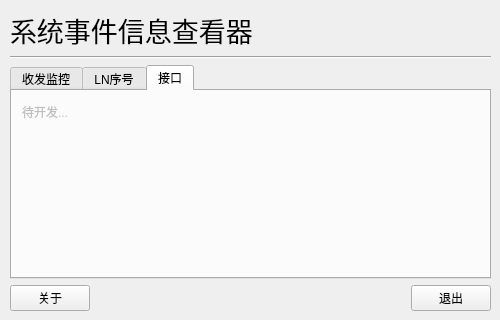
First picture: the form in System_Event_Watcher/UI_main.ui, repository ITX-Snowhare/Python_DFLZM_System_Event_Watcher, before the edit.
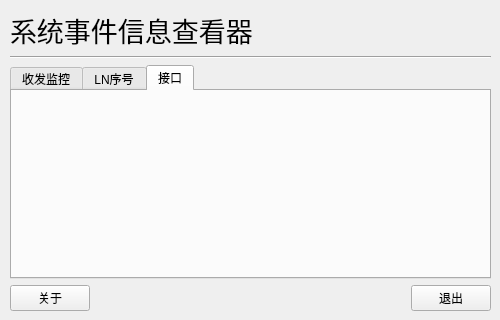
Second picture: the form after the edit. The open tabs and pages were chosen to show the change.

What changed in the file:
```diff
--- a/System_Event_Watcher/UI_main.ui
+++ b/System_Event_Watcher/UI_main.ui
@@ -475,22 +475,6 @@
        <attribute name="title">
         <string>接口</string>
        </attribute>
-       <widget class="QLabel" name="label_9">
-        <property name="enabled">
-         <bool>false</bool>
-        </property>
-        <property name="geometry">
-         <rect>
-          <x>10</x>
-          <y>10</y>
-          <width>91</width>
-          <height>21</height>
-         </rect>
-        </property>
-        <property name="text">
-         <string>待开发...</string>
-        </property>
-       </widget>
       </widget>
      </widget>
     </item>
```
Left out of the diff: 2 changed lines with no effect on the pictures.
